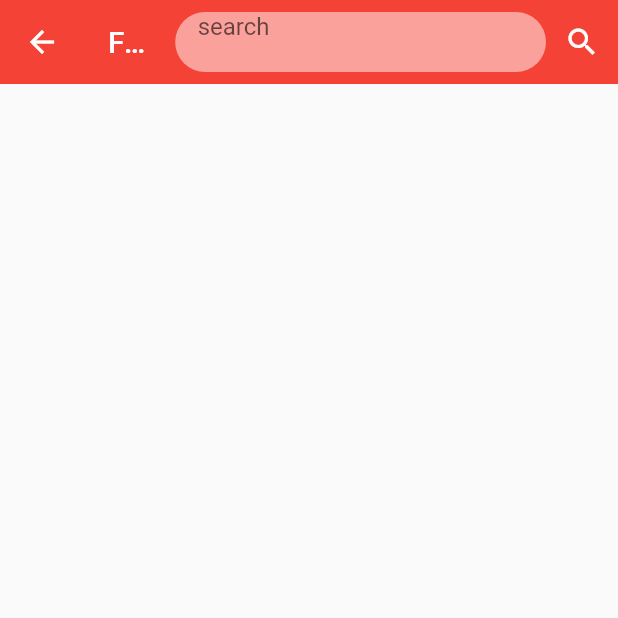
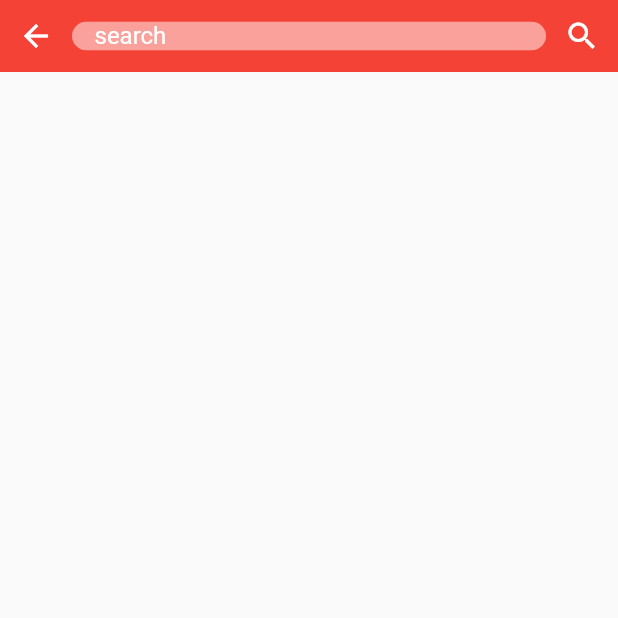
Before and after one commit to wonderkidshihab/ecommerce, a Flutter app: the SearchScreen screen opened directly, on a phone screen of 412 x 824 dp, the top half of it. Run offline on Flutter 3.47's test engine with Material 2 defaults, Android fonts, the phone set to English and light mode, and no system bars; our stand-ins replace carousel_pro; Roboto replaces fonts that are missing (Rubik).

Commit message:
after some changes

```diff
--- a/lib/Models/user.dart
+++ b/lib/Models/user.dart
@@ -2,8 +2,19 @@ import 'package:robozonebd/Models/products.dart';
 
 class User{
   final int id;
+  final String name;
   final String email;
   final String password;
   bool loggedIn = false;
-  User({this.id, this.password, this.email});
+  User({this.id,this.name, this.password, this.email});
+
+  factory User.userFromJson(Map<String, dynamic> json){
+    return User(
+      id: json["id"],
+      name: json["name"],
+      email: json["email"],
+      password: json["password"],
+    );
+  }
+
 }
--- a/lib/main.dart
+++ b/lib/main.dart
@@ -1,11 +1,5 @@
 import 'package:flutter/material.dart';
-import 'package:robozonebd/Globals/Scaffold.dart';
-import 'package:robozonebd/Globals/drawer.dart';
-import 'package:robozonebd/Models/products.dart';
-import 'package:robozonebd/enum.dart';
-import 'package:robozonebd/screens/home/home.dart';
 import 'package:robozonebd/screens/login/login.dart';
-import 'package:robozonebd/screens/product/product_details.dart';
 
 import 'Models/user.dart';
 
--- a/lib/screens/login/signin.dart
+++ b/lib/screens/login/signin.dart
@@ -1,6 +1,8 @@
 import 'package:flutter/cupertino.dart';
 import 'package:flutter/material.dart';
 import 'package:robozonebd/Globals/Scaffold.dart';
+import 'package:robozonebd/Models/user.dart';
+import 'package:robozonebd/backend/auth.dart';
 import 'package:robozonebd/enum.dart';
 import 'package:robozonebd/main.dart';
 import 'package:robozonebd/screens/home/home.dart';
@@ -137,7 +139,8 @@ class _SignInWidgetState extends State<SignInWidget> {
                     ),
                   ),
                 ),
-                onTap: (){
+                onTap: () async {
+                  User user = await Authentication().userSignIn();
                   Navigator.of(context).push(
                       MaterialPageRoute(builder: (context) =>  ScaffoldWidget(child:Home())));
                 },
--- a/lib/screens/product/product_details.dart
+++ b/lib/screens/product/product_details.dart
@@ -31,6 +31,12 @@ class _ProductDetailsState extends State<ProductDetails> {
             children: <Widget>[
               GestureDetector(
                 onTap: () {
+                  if(!_product.cart){
+                    setState(() {
+                      productCart.add(_product);
+                      _product.cart = true;
+                    });
+                  }
                   Navigator.of(context).push(
                     (MaterialPageRoute(
                       builder: (context) => CartScreen(),
--- a/lib/screens/search/serchScreen.dart
+++ b/lib/screens/search/serchScreen.dart
@@ -8,36 +8,60 @@ class SearchScreen extends StatefulWidget {
 }
 
 class _SearchScreenState extends State<SearchScreen> {
-  List<Product> _products;
   TextEditingController _textEditingController;
 
   @override
   void initState() {
-    _products = [];
     super.initState();
     _textEditingController = TextEditingController();
   }
 
   @override
   Widget build(BuildContext context) {
+    List<Product> _products = [];
     return Scaffold(
-      appBar: AppBar(
-        backgroundColor: Colors.red,
-        elevation: 0,
-        title: Text('Favorites'),
-        actions: <Widget>[
-          Padding(
-            padding: const EdgeInsets.symmetric(vertical:8.0),
+      body: SafeArea(
+        child: Column(
+          children: <Widget>[
+            Container(
+              decoration: BoxDecoration(
+                color: Colors.red,
+              ),
+              child: Row(
+                children: <Widget>[
+                  IconButton(
+                    icon: Icon(Icons.arrow_back),
+                    color: Colors.white,
+                    onPressed: () {
+                      Navigator.of(context).pop();
+                    },
+                  ),
+                  Expanded(
                     child: Container(
-              width: MediaQuery.of(context).size.width*0.6,
+                      margin: EdgeInsets.symmetric(vertical: 5),
+                      width: MediaQuery.of(context).size.width * 0.6,
                       decoration: BoxDecoration(
                         color: Colors.white.withOpacity(0.5),
-                borderRadius: BorderRadius.all(Radius.circular(20)),
+                        borderRadius: BorderRadius.all(Radius.circular(30)),
                       ),
                       child: Padding(
-                padding: const EdgeInsets.symmetric(horizontal:15.0),
+                        padding: const EdgeInsets.symmetric(horizontal: 15.0),
                         child: TextField(
-                  decoration: InputDecoration.collapsed(hintText: "search"),
+                          controller: _textEditingController,
+                          decoration: InputDecoration.collapsed(
+                            hintText: "search",
+                            hintStyle: TextStyle(color: Colors.white),
+                          ),
+                          onChanged: (val){
+                            products.forEach((product){
+                              print(val);
+                              if(product.name.contains(val) || product.details.contains(val)){
+                                setState(() {
+                                  _products.add(product);
+                                });
+                              }
+                            });
+                          },
                         ),
                       ),
                     ),
@@ -51,9 +75,10 @@ class _SearchScreenState extends State<SearchScreen> {
                   ),
                 ],
               ),
-      body: Stack(
-        children: <Widget>[
-          ListView.builder(
+            ),
+            Expanded(
+              child: Container(
+                child: ListView.builder(
                   itemCount: _products.length,
                   itemBuilder: (context, index) {
                     Product product = _products[index];
@@ -80,7 +105,10 @@ class _SearchScreenState extends State<SearchScreen> {
                     );
                   },
                 ),
+              ),
+            ),
           ],
+        ),
       ),
     );
   }
--- a/pubspec.yaml
+++ b/pubspec.yaml
@@ -44,6 +44,9 @@ flutter:
 
   # To add assets to your application, add an assets section, like this:
   assets:
+#   JSON FILE
+    - assets/users.json
+#   Robozone Logo
     - assets/images/logo/icon-transparent.png
       #Carousel Images
     - assets/images/Carousel/carousel_placeholder_image.png
```
Also changed, not shown: assets/users.json (added, +75 -0 lines), lib/Globals/drawer.dart (+10 -17 lines), lib/backend/auth.dart (added, +11 -0 lines), lib/screens/login/siggnup.dart (+67 -4 lines). Lines whose indentation alone changed are shown as unchanged.
